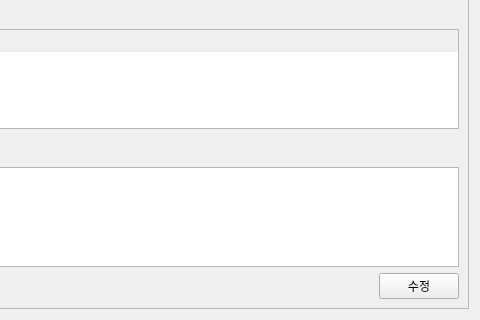
This is eis_alarmlistview_item.ui in kimbakcho/FABWI as Qt 5 draws it before an edit; both pictures show x 496 to 976 and y 354 to 674 of the 976 by 674 pixel window. The edited form follows.
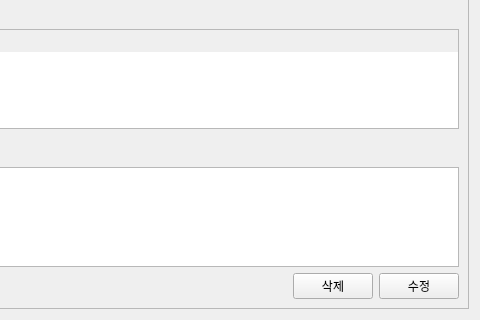
This is the edited form. Icons and pictures are not drawn.

The edit to the form file:
```diff
--- a/eis_alarmlistview_item.ui
+++ b/eis_alarmlistview_item.ui
@@ -128,6 +128,13 @@
            </property>
           </spacer>
          </item>
+         <item>
+          <widget class="QPushButton" name="delete_btn">
+           <property name="text">
+            <string>삭제</string>
+           </property>
+          </widget>
+         </item>
          <item>
           <widget class="QPushButton" name="modify_button">
            <property name="text">
```
